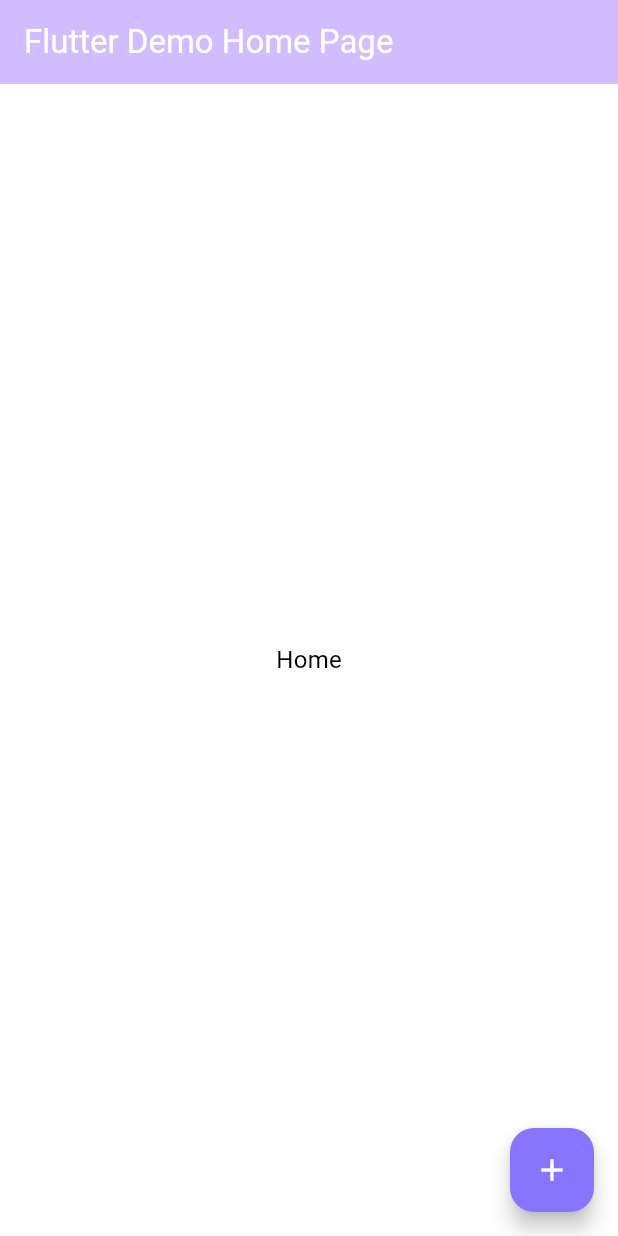
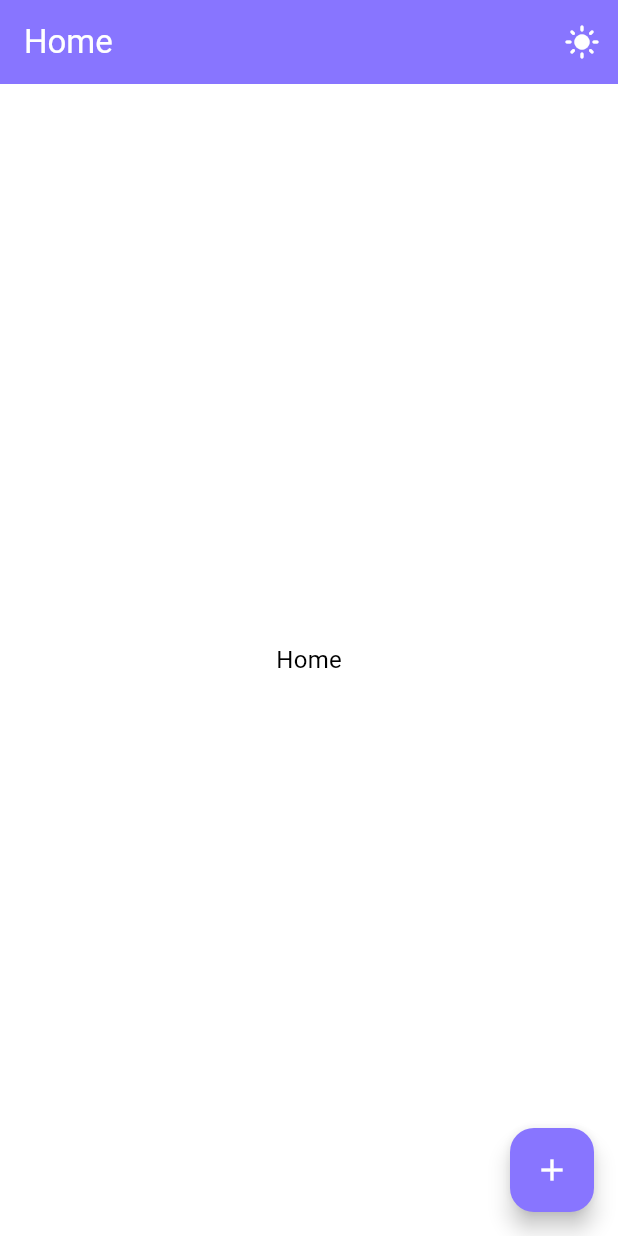
Before and after one commit to NabunyaLilian/todo-app, a Flutter app: the screen it shows after launch, on a phone screen of 412 x 824 dp. Run offline on Flutter 3.47's test engine with Material 3 defaults, Android fonts, the phone set to English and light mode, and no system bars.

Commit message:
chore(theme): add a dark mode toggle

```diff
--- a/lib/home_screen.dart
+++ b/lib/home_screen.dart
@@ -1,4 +1,6 @@
 import 'package:flutter/material.dart';
+import 'package:provider/provider.dart';
+import 'package:todo_app/theme/theme_provider.dart';
 
 class MyHomePage extends StatefulWidget {
   const MyHomePage({super.key, required this.title});
@@ -12,10 +14,20 @@ class MyHomePage extends StatefulWidget {
 class _MyHomePageState extends State<MyHomePage> {
   @override
   Widget build(BuildContext context) {
+    final themeProvider = Provider.of<ThemeProvider>(context);
+
     return Scaffold(
       appBar: AppBar(
-        backgroundColor: Theme.of(context).colorScheme.inversePrimary,
         title: Text(widget.title),
+        actions: [
+          IconButton(
+              onPressed: () {
+                themeProvider.toggleTheme();
+              },
+              icon: themeProvider.themeMode == ThemeMode.light
+                  ? const Icon(Icons.dark_mode)
+                  : const Icon(Icons.light_mode))
+        ],
       ),
       body: const Center(
         child: Text('Home'),
--- a/lib/main.dart
+++ b/lib/main.dart
@@ -1,10 +1,13 @@
 import 'package:flutter/material.dart';
+import 'package:provider/provider.dart';
 import 'package:todo_app/theme/theme.dart';
+import 'package:todo_app/theme/theme_provider.dart';
 
 import 'home_screen.dart';
 
 void main() {
-  runApp(const MyApp());
+  runApp(ChangeNotifierProvider(
+      create: (context) => ThemeProvider(), child: const MyApp()));
 }
 
 class MyApp extends StatelessWidget {
@@ -12,12 +15,15 @@ class MyApp extends StatelessWidget {
 
   @override
   Widget build(BuildContext context) {
+    final themeProvider = Provider.of<ThemeProvider>(context);
+
     return MaterialApp(
       debugShowCheckedModeBanner: false,
       title: 'TODO',
       darkTheme: darkTheme,
       theme: lightTheme,
-      home: const MyHomePage(title: 'Flutter Demo Home Page'),
+      themeMode: themeProvider.themeMode,
+      home: const MyHomePage(title: 'Home'),
     );
   }
 }
--- /dev/null
+++ b/lib/theme/theme_provider.dart
@@ -0,0 +1,13 @@
+import 'package:flutter/material.dart';
+
+class ThemeProvider with ChangeNotifier {
+  ThemeMode _themeMode = ThemeMode.system;
+
+  ThemeMode get themeMode => _themeMode;
+
+  void toggleTheme() {
+    _themeMode =
+        _themeMode == ThemeMode.light ? ThemeMode.dark : ThemeMode.light;
+    notifyListeners();
+  }
+}
--- a/pubspec.yaml
+++ b/pubspec.yaml
@@ -35,6 +35,7 @@ dependencies:
   # The following adds the Cupertino Icons font to your application.
   # Use with the CupertinoIcons class for iOS style icons.
   cupertino_icons: ^1.0.8
+  provider: ^6.1.2
 
 dev_dependencies:
   flutter_test:
```
Also changed, not shown: pubspec.lock.
